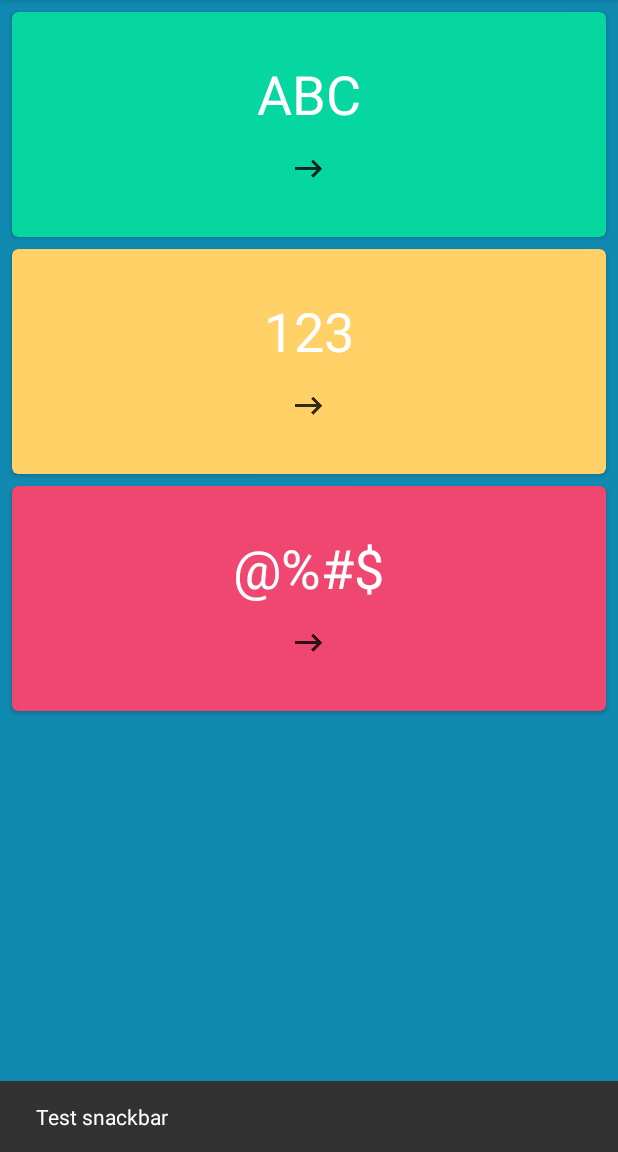
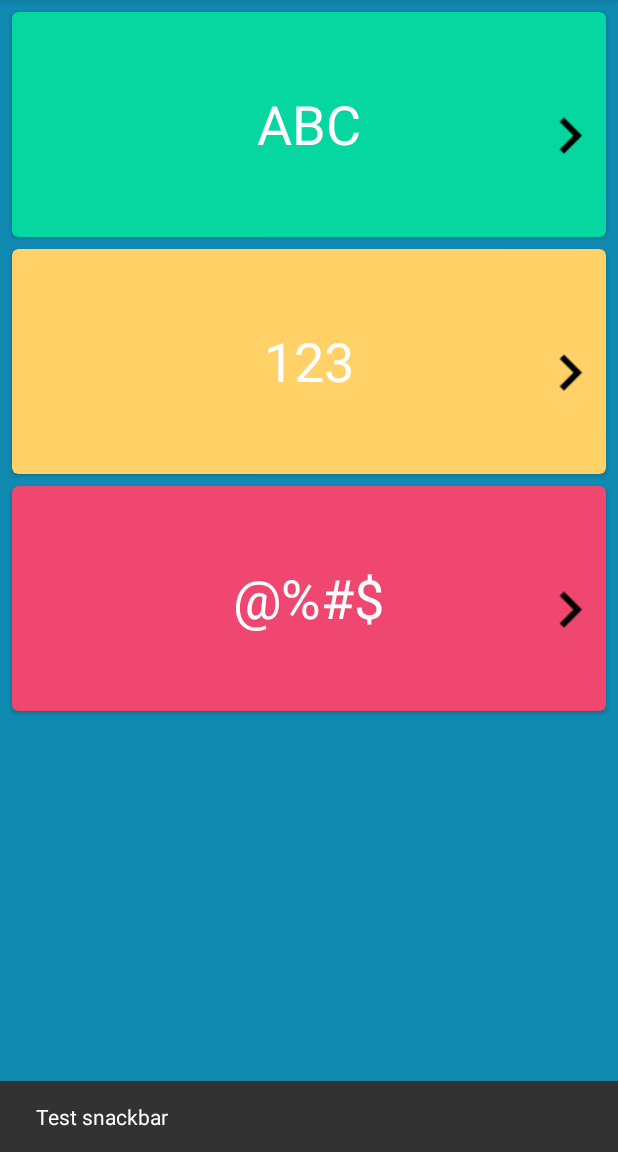
Before and after one commit to eldercampanha/SpeciallPoc, an Android app: the screen it shows after launch (HomeActivity), after a tap on "123", on a phone screen of 412 x 824 dp, the part 84-1236 px from its top. Run offline under Robolectric (Android 15) with nearby library versions, the light colour scheme and no system bars; libraries missing offline, so code that uses them is left out: com.afollestad.materialdialogs.

Commit message:
Fine adjustments on Layout

```diff
--- a/app/src/main/java/br/com/startupweek/speciall/main/activity/AboutActivity.java
+++ b/app/src/main/java/br/com/startupweek/speciall/main/activity/AboutActivity.java
@@ -1,7 +1,10 @@
 package br.com.startupweek.speciall.main.activity;
 
 import android.os.Bundle;
+import android.support.design.widget.Snackbar;
 import android.support.v7.app.AppCompatActivity;
+import android.view.View;
+import android.widget.RelativeLayout;
 
 
 import br.com.startupweek.speciall.R;
@@ -14,6 +17,19 @@ public class AboutActivity extends AppCompatActivity {
         setContentView(R.layout.activity_about);
 
         getSupportActionBar().setDisplayHomeAsUpEnabled(true);
+        final View rootView = findViewById(R.id.activity_about);
+
+        String finalMessage = "Feito por pessoas specialls para pessoas specialls :)";
+
+        final Snackbar snackbar = Snackbar
+                .make(rootView, finalMessage, Snackbar.LENGTH_INDEFINITE)
+                .setAction("FECHAR", new View.OnClickListener() {
+                    @Override
+                    public void onClick(View view) {
+
+                    }
+                });
+        snackbar.show();
     }
 
 }
--- a/app/src/main/java/br/com/startupweek/speciall/main/activity/HomeActivity.java
+++ b/app/src/main/java/br/com/startupweek/speciall/main/activity/HomeActivity.java
@@ -35,6 +35,8 @@ public class HomeActivity extends AppCompatActivity {
         alphabetCard.setOnClickListener(new View.OnClickListener() {
             @Override
             public void onClick(View view) {
+
+
                 goToActivity(MainActivity.class);
             }
         });
--- a/app/src/main/res/layout/activity_about.xml
+++ b/app/src/main/res/layout/activity_about.xml
@@ -10,6 +10,7 @@
     android:paddingLeft="@dimen/activity_horizontal_margin"
     android:paddingRight="@dimen/activity_horizontal_margin"
     android:paddingTop="@dimen/activity_vertical_margin"
+    android:background="@color/backgroundColor"
     tools:context="br.com.startupweek.speciall.main.activity.AboutActivity">
 
     <ImageView
--- a/app/src/main/res/layout/activity_home.xml
+++ b/app/src/main/res/layout/activity_home.xml
@@ -32,18 +32,17 @@
                 android:textColor="@color/lightColor"
                 android:textSize="36sp"
                 android:textAlignment="center"
-                android:layout_marginTop="30dp"
-                android:layout_gravity="center"
+                android:layout_marginTop="50dp"
+                android:layout_gravity="center_horizontal"
                 android:text="@string/alphabetText"/>
 
                 <ImageView
                     android:id="@+id/alphabetButton"
-                    android:layout_width="wrap_content"
-                    android:layout_height="wrap_content"
-                    android:src="@drawable/ic_long_arrow_right"
-                    android:layout_gravity="center"
-                    android:layout_marginTop="10dp"/>
-
+                    android:layout_width="48dp"
+                    android:layout_height="48dp"
+                    android:src="@drawable/ic_keyboard_arrow_right_black_36dp"
+                    android:layout_gravity="right"
+                    android:layout_marginTop="-40dp"/>
         </LinearLayout>
 
 
@@ -75,17 +74,17 @@
                 android:textColor="@color/lightColor"
                 android:textSize="36sp"
                 android:textAlignment="center"
-                android:layout_marginTop="30dp"
-                android:layout_gravity="center"
+                android:layout_marginTop="50dp"
+                android:layout_gravity="center_horizontal"
                 android:text="@string/numberText"/>
 
             <ImageView
                 android:id="@+id/numberButton"
-                android:layout_width="wrap_content"
-                android:layout_height="wrap_content"
-                android:src="@drawable/ic_long_arrow_right"
-                android:layout_gravity="center"
-                android:layout_marginTop="10dp"/>
+                android:layout_width="48dp"
+                android:layout_height="48dp"
+                android:src="@drawable/ic_keyboard_arrow_right_black_36dp"
+                android:layout_gravity="right"
+                android:layout_marginTop="-40dp"/>
         </LinearLayout>
 
     </android.support.v7.widget.CardView>
@@ -116,17 +115,17 @@
                 android:textColor="@color/lightColor"
                 android:textSize="36sp"
                 android:textAlignment="center"
-                android:layout_marginTop="30dp"
-                android:layout_gravity="center"
+                android:layout_marginTop="50dp"
+                android:layout_gravity="center_horizontal"
                 android:text="@string/symbolText"/>
 
             <ImageView
                 android:id="@+id/symbolButton"
-                android:layout_width="wrap_content"
-                android:layout_height="wrap_content"
-                android:src="@drawable/ic_long_arrow_right"
-                android:layout_gravity="center"
-                android:layout_marginTop="10dp"/>
+                android:layout_width="48dp"
+                android:layout_height="48dp"
+                android:src="@drawable/ic_keyboard_arrow_right_black_36dp"
+                android:layout_gravity="right"
+                android:layout_marginTop="-40dp"/>
         </LinearLayout>
 
 
--- a/app/src/main/res/values/styles.xml
+++ b/app/src/main/res/values/styles.xml
@@ -13,7 +13,9 @@
         <item name="windowNoTitle">true</item>
     </style>
 
-    <style name="SplashTheme" parent="AppTheme.NoActionBar"></style>
+    <style name="SplashTheme" parent="AppTheme.NoActionBar">
+        <item name="android:background">@color/backgroundColor</item>
+    </style>
 
     <style name="AppTheme.AppBarOverlay" parent="ThemeOverlay.AppCompat.Dark.ActionBar" />
 
```
Also changed, not shown: app/src/main/res/drawable-hdpi/ic_keyboard_arrow_right_black_36dp.png (added), app/src/main/res/drawable-mdpi/ic_keyboard_arrow_right_black_36dp.png (added), app/src/main/res/drawable-xhdpi/ic_keyboard_arrow_right_black_36dp.png (added), app/src/main/res/drawable-xxhdpi/ic_keyboard_arrow_right_black_36dp.png (added).
